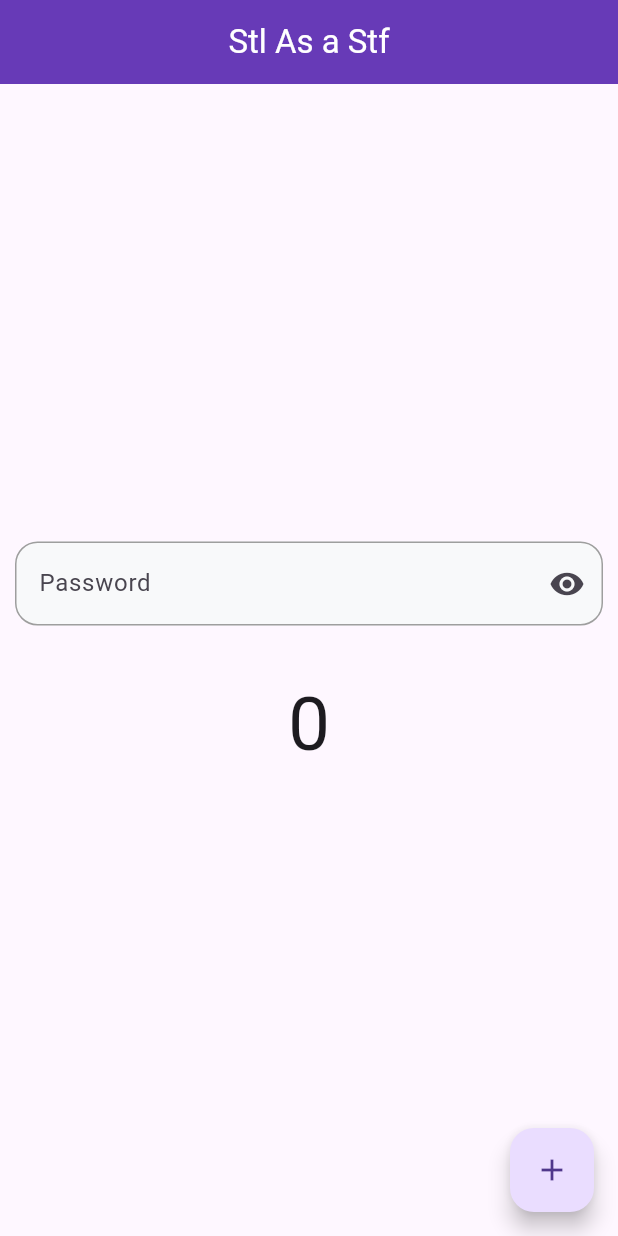
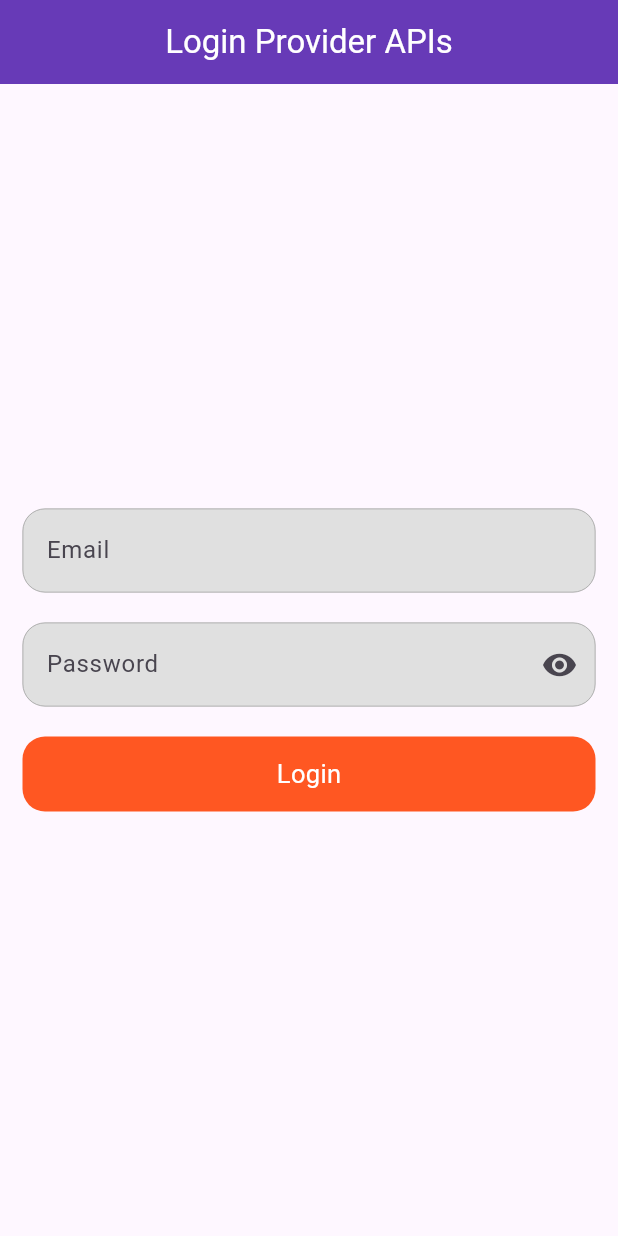
Before and after one commit to NasirKhan05/Provider-Example, a Flutter app: the screen it shows after launch, on a phone screen of 412 x 824 dp. Run offline on Flutter 3.47's test engine with Material 3 defaults, Android fonts, the phone set to English and light mode, and no system bars.

Commit message:
Login through APIs using Provider

```diff
--- a/lib/main.dart
+++ b/lib/main.dart
@@ -1,11 +1,13 @@
 import 'package:flutter/material.dart';
 import 'package:provider/provider.dart';
+import 'package:provider_example/provider/auth_provider.dart';
 import 'package:provider_example/provider/count_provider.dart';
 import 'package:provider_example/provider/example_one_provider.dart';
 import 'package:provider_example/provider/theme_changer_provider.dart';
 import 'package:provider_example/screen/count_example.dart';
 import 'package:provider_example/screen/dark_theme.dart';
 import 'package:provider_example/screen/example_one.dart';
+import 'package:provider_example/screen/log_in.dart';
 import 'package:provider_example/screen/notify_listner.dart';
 
 void main() {
@@ -23,6 +25,7 @@ class MyApp extends StatelessWidget {
           ChangeNotifierProvider(create: (_) => CountProvider()),
           ChangeNotifierProvider(create: (_) => ExampleOneProvider()),
           ChangeNotifierProvider(create: (_) => ThemeChanger()),
+          ChangeNotifierProvider(create: (_) => AuthProvider()),
         ],
         child: Builder(builder: (BuildContext context) {
           final themeChanger = Provider.of<ThemeChanger>(context);
@@ -46,7 +49,7 @@ class MyApp extends StatelessWidget {
                 foregroundColor: Colors.white
               )
             ),
-            home: NotifyListner(),
+            home: LogIn(),
           );
         }));
   }
--- /dev/null
+++ b/lib/provider/auth_provider.dart
@@ -0,0 +1,37 @@
+import 'package:flutter/foundation.dart';
+import 'package:http/http.dart';
+
+class AuthProvider with ChangeNotifier{
+
+  bool _loading = false;
+  bool get loading => _loading;
+
+  setLoading(bool value){
+    _loading = value;
+    notifyListeners();
+  }
+
+  void login(String email, String password)async{
+
+    setLoading(true);
+
+    try{
+      Response response = await post(Uri.parse('https://reqres.in/api/login'),
+      body: {
+        'email': email,
+        'password': password
+      }
+      );
+      if(response.statusCode==200){
+        print('Successful');
+        setLoading(false);
+      }else{
+        setLoading(false);
+        print('Failed');
+      }
+    }catch(e){
+      setLoading(false);
+      print(e.toString());
+    }
+  }
+}
--- /dev/null
+++ b/lib/screen/log_in.dart
@@ -0,0 +1,102 @@
+import 'package:flutter/material.dart';
+import 'package:provider/provider.dart';
+import 'package:provider_example/provider/auth_provider.dart';
+
+class LogIn extends StatefulWidget {
+  const LogIn({super.key});
+
+  @override
+  State<LogIn> createState() => _LogInState();
+}
+
+class _LogInState extends State<LogIn> {
+  TextEditingController emailController = TextEditingController();
+  TextEditingController passwordController = TextEditingController();
+  ValueNotifier<bool> visible = ValueNotifier<bool>(false);
+  @override
+  Widget build(BuildContext context) {
+    final authProvider = Provider.of<AuthProvider>(context);
+    return Scaffold(
+      appBar: AppBar(
+        title: Text(
+          'Login Provider APIs',
+          style: TextStyle(color: Colors.white),
+        ),
+        centerTitle: true,
+      ),
+      body: Padding(
+        padding: const EdgeInsets.symmetric(horizontal: 15),
+        child: Column(
+          mainAxisAlignment: MainAxisAlignment.center,
+          crossAxisAlignment: CrossAxisAlignment.center,
+          children: [
+            TextFormField(
+              controller: emailController,
+              decoration: InputDecoration(
+                  hintText: 'Email',
+                  filled: true,
+                  fillColor: Colors.grey.shade300,
+                  focusedBorder: OutlineInputBorder(
+                      borderSide:
+                          BorderSide(color: Colors.grey.shade500, width: 0.5),
+                      borderRadius: BorderRadius.circular(15)),
+                  enabledBorder: OutlineInputBorder(
+                      borderSide:
+                          BorderSide(color: Colors.grey.shade500, width: 0.5),
+                      borderRadius: BorderRadius.circular(15))),
+            ),
+            SizedBox(
+              height: 20,
+            ),
+            ValueListenableBuilder(
+                valueListenable: visible,
+                builder: (context, value, child){
+                  return TextFormField(
+                    controller: passwordController,
+                    obscureText: visible.value,
+                    decoration: InputDecoration(
+                        hintText: 'Password',
+                        filled: true,
+                        fillColor: Colors.grey.shade300,
+                        suffixIcon: InkWell(
+                            onTap: (){
+                              visible.value = !visible.value;
+                            },
+                            child: Icon(visible.value ? Icons.visibility_off_outlined: Icons.visibility)),
+                        focusedBorder: OutlineInputBorder(
+                            borderSide:
+                            BorderSide(color: Colors.grey.shade500, width: 0.5),
+                            borderRadius: BorderRadius.circular(15)),
+                        enabledBorder: OutlineInputBorder(
+                            borderSide:
+                            BorderSide(color: Colors.grey.shade500, width: 0.5),
+                            borderRadius: BorderRadius.circular(15))),
+                  );
+                }),
+            SizedBox(height: 20,),
+            InkWell(
+              onTap: (){
+                authProvider.login(emailController.text.toString(),
+                passwordController.text.toString());
+              },
+              child: Container(
+                height: 50,
+                width: double.infinity,
+                decoration: BoxDecoration(
+                    color: Colors.deepOrange,
+                    borderRadius: BorderRadius.circular(15)),
+                child: Center(
+                  child: authProvider.loading? CircularProgressIndicator(color: Colors.white,) : Center(
+                      child: Text(
+                    'Login',
+                    style: TextStyle(color: Colors.white, fontSize: 17),
+                  )),
+                ),
+              ),
+            )
+          ],
+        ),
+      ),
+    );
+  }
+}
--- a/pubspec.yaml
+++ b/pubspec.yaml
@@ -35,6 +35,8 @@ dependencies:
   # Use with the CupertinoIcons class for iOS style icons.
   cupertino_icons: ^1.0.8
   provider: ^6.1.2
+  http: ^1.3.0
+
 
 dev_dependencies:
   flutter_test:
```
Also changed, not shown: pubspec.lock.
